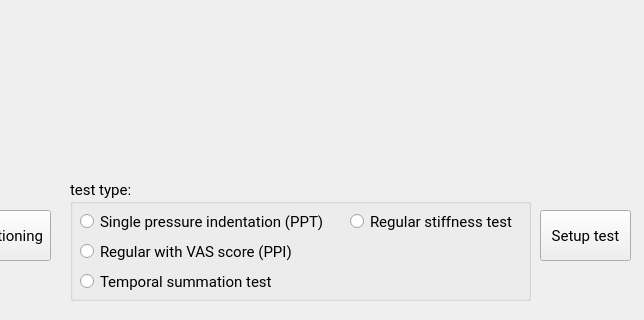
First picture: the form in interface/mainWindows/mainWindow.ui, repository wiihoffmann/indenter-control-panel, before the edit; both pictures show x 380 to 1024 and y 280 to 600 of the 1024 by 600 pixel window.
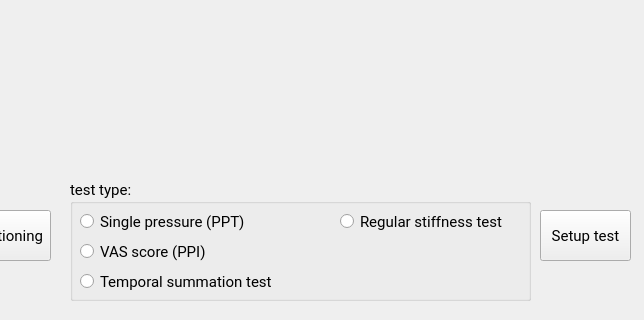
Second picture: the form after the edit. Custom widgets are drawn as their Qt base class.

What changed in the file:
```diff
--- a/interface/mainWindows/mainWindow.ui
+++ b/interface/mainWindows/mainWindow.ui
@@ -128,13 +128,13 @@
         </font>
        </property>
        <property name="text">
-        <string>Single pressure indentation (PPT)</string>
+        <string>Single pressure (PPT)</string>
        </property>
       </widget>
       <widget class="QRadioButton" name="regularTestRadioButton">
        <property name="geometry">
         <rect>
-         <x>280</x>
+         <x>270</x>
          <y>30</y>
          <width>181</width>
          <height>23</height>
@@ -166,7 +166,7 @@
         </font>
        </property>
        <property name="text">
-        <string>Regular with VAS score (PPI)</string>
+        <string>VAS score (PPI)</string>
        </property>
       </widget>
       <widget class="QRadioButton" name="temporalSummationTestRadioButton">
```
